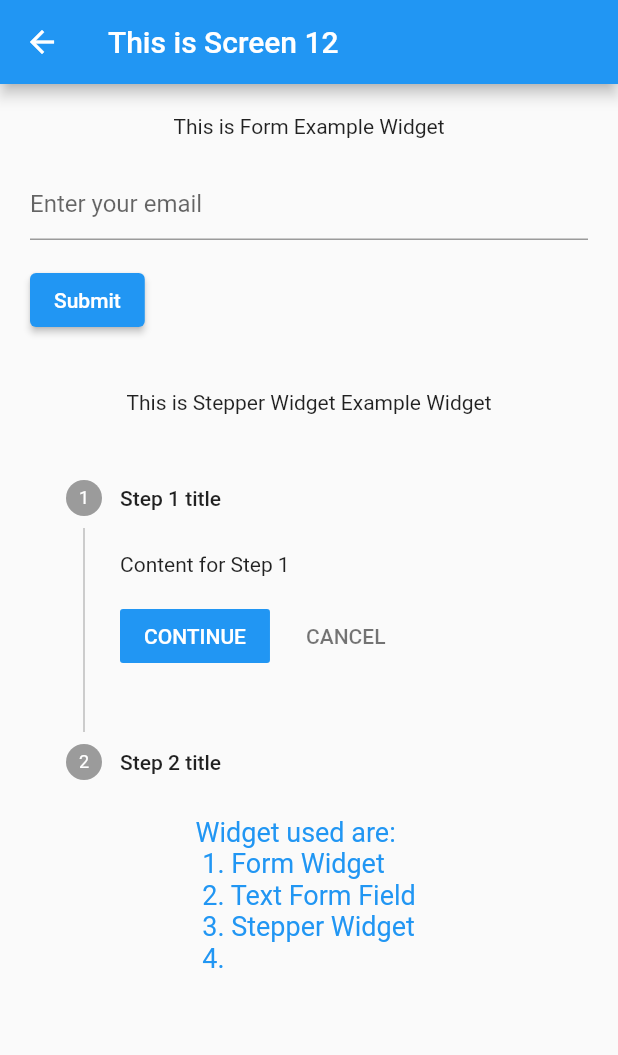
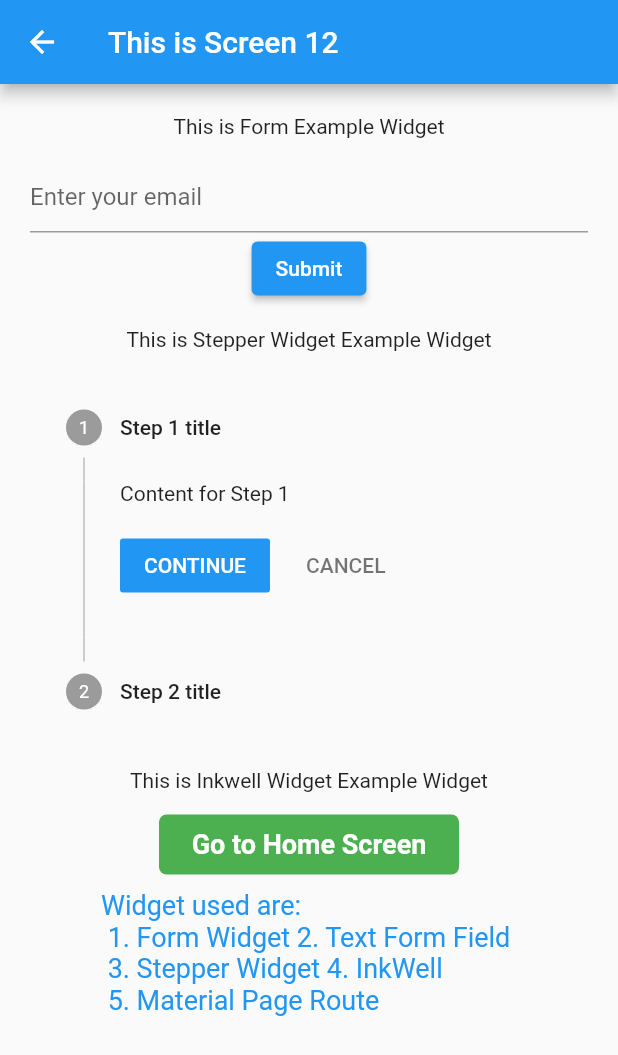
Before and after one commit to Bilal-Basharat/CS394-Mobile-Application-Development, a Flutter app: the Screen12 screen opened directly, on a phone screen of 412 x 824 dp. Shown: the top 1055 px of the screen. Run offline on Flutter 3.47's test engine with Material 2 defaults, Android fonts, the light colour scheme and no system bars.

Commit message:
Week-4: Complete Screen 14

```diff
--- a/Week_4/flutter_widgets/lib/folder3/Screen12.dart
+++ b/Week_4/flutter_widgets/lib/folder3/Screen12.dart
@@ -1,4 +1,5 @@
 import 'package:flutter/material.dart';
+import 'package:flutter_widgets/myHomePage.dart';
 
 class Screen12 extends StatefulWidget {
   const Screen12({super.key});
@@ -19,21 +20,47 @@ class _Screen12State extends State<Screen12> {
         child: Column(
           children: [
             Text('This is Form Example Widget'),
-              SizedBox(height: 20),
+              SizedBox(height: 15),
             FormExample(),
 
-            SizedBox(height: 20),
+            SizedBox(height: 15),
             Text('This is Stepper Widget Example Widget'),
-            SizedBox(height: 20),
+            SizedBox(height: 15),
 
             StepperExample(),
 
-            // RefreshIndicatorExample(),
+            SizedBox(height: 15),
+            Text('This is Inkwell Widget Example Widget'),
+            SizedBox(height: 15),
 
-            Text('Widget used are: \n 1. Form Widget \n 2. Text Form Field \n'
-                ' 3. Stepper Widget \n 4.  \n'
+        InkWell(
+          onTap: (){
+            Navigator.push(context,
+                MaterialPageRoute(builder: (Context) => MyHomePage() ));
+          },
+          child: Container(
+            padding: EdgeInsets.symmetric(horizontal: 10),
+            width: 200,
+            height: 40,
+            decoration: BoxDecoration(
+              color: Colors.green,
+              borderRadius: BorderRadius.circular(5),
+            ),
+            child: Center(
+              child: Text(
+                'Go to Home Screen',
+                style: TextStyle(color: Colors.white,
+                  fontSize: 18,
+                  fontWeight: FontWeight.bold,
+                ),
+              ),
+            ),
+          ),
+        ),
+SizedBox(height: 10),
+            Text('Widget used are: \n 1. Form Widget 2. Text Form Field \n'
+                ' 3. Stepper Widget 4. InkWell \n 5. Material Page Route'
                 , style: TextStyle(color: Colors.blue, fontSize: 18),),
-
           ],
         ),
       ),
@@ -70,8 +97,7 @@ class _FormExampleState extends State<FormExample> {
               return null;
             },
           ),
-          Padding(
-            padding: const EdgeInsets.symmetric(vertical: 16.0),
+          Center(
             child: ElevatedButton(
               onPressed: () {
                 // Validate will return true if the form is valid, or false if
@@ -139,51 +165,3 @@ class _StepperExampleState extends State<StepperExample> {
     );
   }
 }
-
-//refresh indicator widget example
-class RefreshIndicatorExample extends StatefulWidget {
-  const RefreshIndicatorExample({super.key});
-
-  @override
-  State<RefreshIndicatorExample> createState() =>
-      _RefreshIndicatorExampleState();
-}
-
-class _RefreshIndicatorExampleState extends State<RefreshIndicatorExample> {
-  final GlobalKey<RefreshIndicatorState> _refreshIndicatorKey =
-  GlobalKey<RefreshIndicatorState>();
-
-  @override
-  Widget build(BuildContext context) {
-    return Scaffold(
-      body: RefreshIndicator(
-        key: _refreshIndicatorKey,
-        color: Colors.white,
-        backgroundColor: Colors.blue,
-        strokeWidth: 4.0,
-        onRefresh: () async {
-          // Replace this delay with the code to be executed during refresh
-          // and return a Future when code finishes execution.
-          return Future<void>.delayed(const Duration(seconds: 3));
-        },
-        // Pull from top to show refresh indicator.
-        child: ListView.builder(
-          itemCount: 25,
-          itemBuilder: (BuildContext context, int index) {
-            return ListTile(
-              title: Text('Item $index'),
-            );
-          },
-        ),
-      ),
-      floatingActionButton: FloatingActionButton.extended(
-        onPressed: () {
-          // Show refresh indicator programmatically on button tap.
-          _refreshIndicatorKey.currentState?.show();
-        },
-        icon: const Icon(Icons.refresh),
-        label: const Text('Show Indicator'),
-      ),
-    );
-  }
-}
--- a/Week_4/flutter_widgets/lib/myHomePage.dart
+++ b/Week_4/flutter_widgets/lib/myHomePage.dart
@@ -6,6 +6,7 @@ import 'package:flutter_widgets/folder2/Screen9.dart';
 import 'package:flutter_widgets/folder3/Screen11.dart';
 import 'package:flutter_widgets/folder3/Screen12.dart';
 import 'package:flutter_widgets/folder3/Screen13.dart';
+import 'package:flutter_widgets/folder3/Screen14.dart';
 
 import 'folder1/Screen1.dart';
 import 'folder1/Screen2.dart';
@@ -247,13 +248,13 @@ class _MyHomePageState extends State<MyHomePage> {
 
                     SizedBox(width: 10),
 
-                    // 8th Screen button
+                    // 14th Screen button
                     ElevatedButton(
                       onPressed: () {
                         Navigator.push(context,
                           MaterialPageRoute(builder: (context)
                           {
-                            return Screen8();
+                            return Screen14();
                           }),);
                       },
                       child: Text('Screen 14'),
```
Also changed, not shown: Week_4/flutter_widgets/lib/folder3/Screen14.dart (+93 -0 lines).
